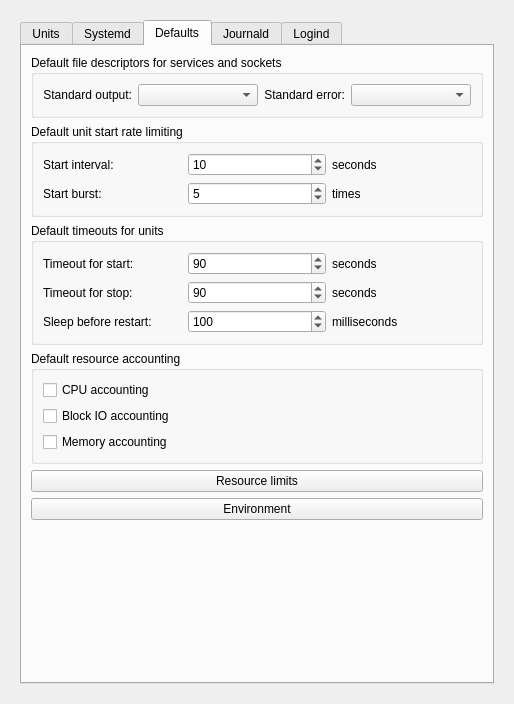
Before: the Qt Designer form ui/kcmsystemd.ui in rthomsen/kcmsystemd, drawn with Qt 5.
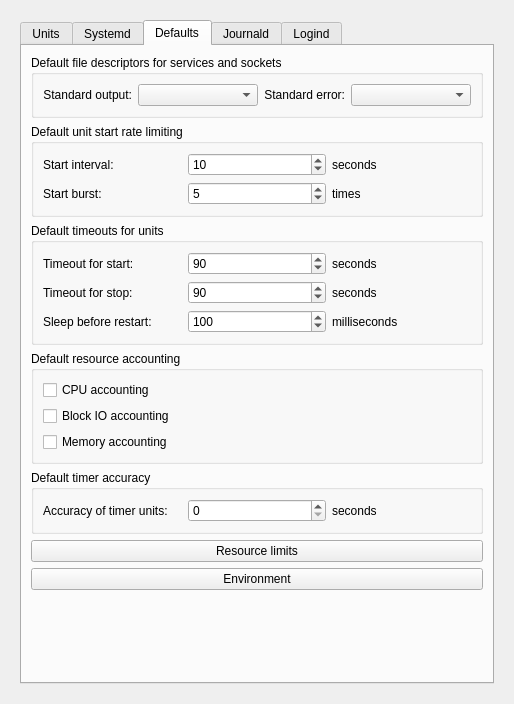
After: the same form once the commit is applied. The open tabs and pages were chosen to show the change. Custom widgets are drawn as their Qt base class.

Commit message: Implement a new option in system.conf introduced in systemd 212

```diff
--- a/ui/kcmsystemd.ui
+++ b/ui/kcmsystemd.ui
@@ -683,7 +683,7 @@
              </layout>
             </widget>
            </item>
-           <item row="5" column="0">
+           <item row="6" column="0">
             <widget class="QPushButton" name="btnEnviron">
              <property name="toolTip">
               <string>&lt;html&gt;&lt;head/&gt;&lt;body&gt;&lt;p&gt;Set environment variables passed to all executed processes.&lt;/p&gt;&lt;p&gt;Requires systemd 205 or higher.&lt;/p&gt;&lt;/body&gt;&lt;/html&gt;</string>
@@ -693,7 +693,7 @@
              </property>
             </widget>
            </item>
-           <item row="6" column="0">
+           <item row="7" column="0">
             <spacer name="verticalSpacer_4">
              <property name="orientation">
               <enum>Qt::Vertical</enum>
@@ -851,7 +851,7 @@
              </layout>
             </widget>
            </item>
-           <item row="4" column="0">
+           <item row="5" column="0">
             <widget class="QPushButton" name="btnResourceLimits">
              <property name="toolTip">
               <string>Set default resource limits for units.</string>
@@ -900,6 +900,45 @@
              </layout>
             </widget>
            </item>
+           <item row="4" column="0">
+            <widget class="QGroupBox" name="grpTimerAccuracy">
+             <property name="title">
+              <string>Default timer accuracy</string>
+             </property>
+             <layout class="QGridLayout" name="gridLayout_24">
+              <item row="0" column="0">
+               <widget class="QLabel" name="label_11">
+                <property name="text">
+                 <string>Accuracy of timer units:</string>
+                </property>
+               </widget>
+              </item>
+              <item row="0" column="1">
+               <widget class="QSpinBox" name="spnDefaultTimerAccuracySec">
+                <property name="toolTip">
+                 <string>&lt;html&gt;&lt;head/&gt;&lt;body&gt;&lt;p&gt;Sets the default accuracy of timer units.&lt;/p&gt;&lt;p&gt;Requires systemd 212 or higher.&lt;/p&gt;&lt;/body&gt;&lt;/html&gt;</string>
+                </property>
+                <property name="minimum">
+                 <number>0</number>
+                </property>
+                <property name="maximum">
+                 <number>999999</number>
+                </property>
+                <property name="value">
+                 <number>0</number>
+                </property>
+               </widget>
+              </item>
+              <item row="0" column="2">
+               <widget class="QLabel" name="label_49">
+                <property name="text">
+                 <string>seconds</string>
+                </property>
+               </widget>
+              </item>
+             </layout>
+            </widget>
+           </item>
           </layout>
          </widget>
          <widget class="QWidget" name="tabLogging">
```
The commit also changes 1 other file.
